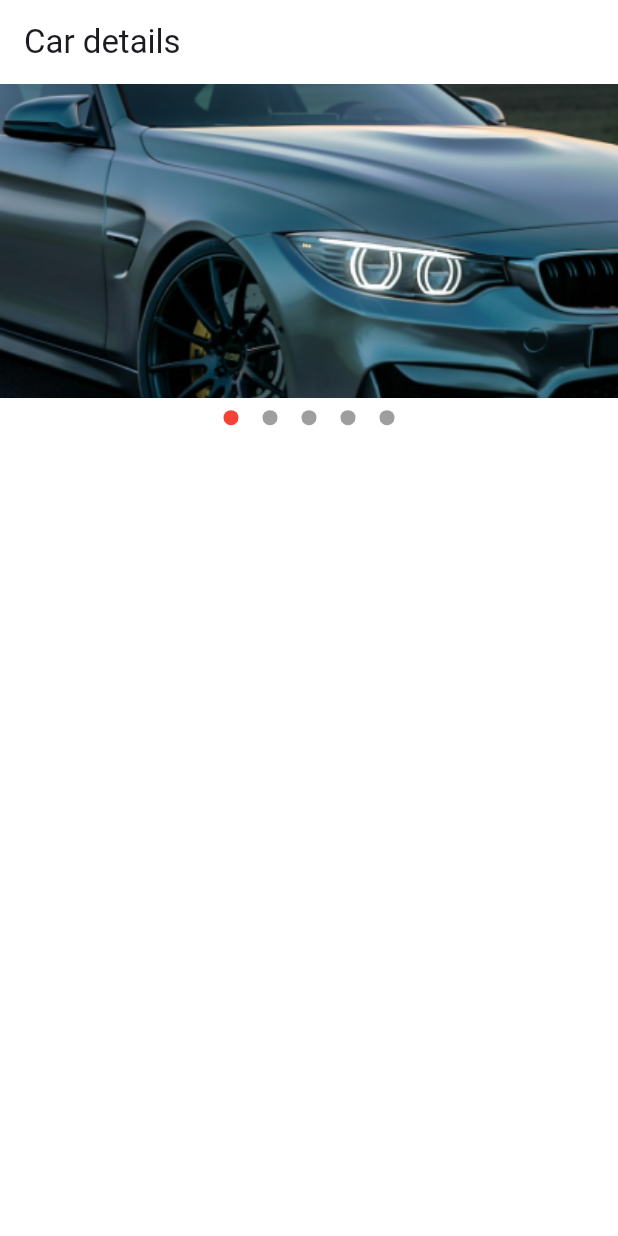
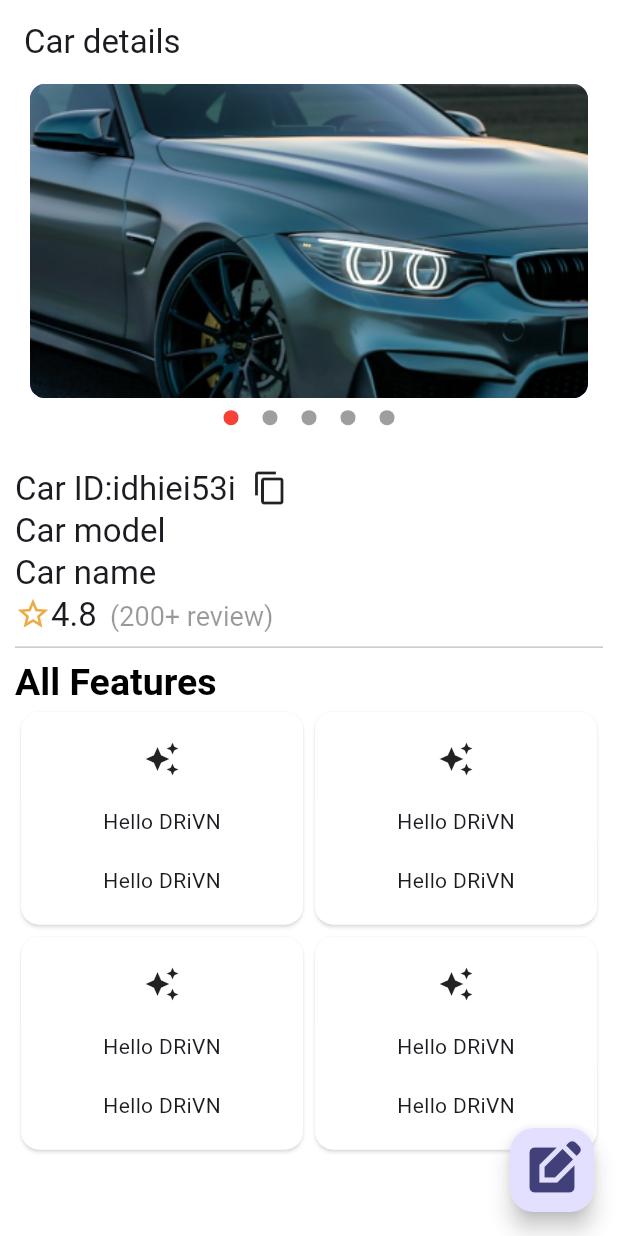
Before and after one commit to SeyramWood/drivnapp-fleetowner, a Flutter app: the screen it shows after launch, on a phone screen of 412 x 824 dp. Run offline on Flutter 3.47's test engine with Material 2 defaults, Android fonts, the phone set to English and light mode, and no system bars; our stand-ins replace intl_phone_number_input, pinput, smooth_page_indicator.

Commit message:
DRIVN23-2 car page and detail page done

```diff
--- a/lib/config/themes/light.theme.dart
+++ b/lib/config/themes/light.theme.dart
@@ -22,6 +22,7 @@ class AppLightTheme {
         ),
         textTheme: TextTheme(
           headlineLarge: TextStyle(color: white),
+          headlineMedium: TextStyle(fontSize: 22),
           headlineSmall: TextStyle(color: white, fontSize: 18),
         ));
   }
--- a/lib/features/cars/presentations/views/car.detail.dart
+++ b/lib/features/cars/presentations/views/car.detail.dart
@@ -1,5 +1,7 @@
 import 'package:drivn_app/features/cars/presentations/widget/car.carousel.dart';
 import 'package:flutter/material.dart';
+
+import '../../../../utils/constants/colors.dart';
 
 class CarDetails extends StatelessWidget {
   const CarDetails({super.key});
@@ -8,12 +10,143 @@ class CarDetails extends StatelessWidget {
   Widget build(BuildContext context) {
     return Scaffold(
       appBar: AppBar(title: Text('Car details')),
-      body: ListView(children: [
-        SizedBox(
-          height: MediaQuery.sizeOf(context).height / 3.5,
-          child: CarCarousel(),
+      body: SafeArea(
+        child: ListView(
+          shrinkWrap: true,
+          children: [
+            SizedBox(
+              height: MediaQuery.sizeOf(context).height / 3.5,
+              child: CarCarousel(),
+            ),
+            Padding(
+              padding: const EdgeInsets.symmetric(horizontal: 10.0)
+                  .copyWith(top: 20),
+              child: Column(
+                crossAxisAlignment: CrossAxisAlignment.start,
+                mainAxisSize: MainAxisSize.min,
+                children: [
+                  Row(
+                    children: [
+                      Text(
+                        'Car ID:idhiei53i  ',
+                        style: Theme.of(context).textTheme.headlineMedium,
+                      ),
+                      Icon(Icons.copy)
+                    ],
+                  ),
+                  Text(
+                    'Car model',
+                    style: Theme.of(context).textTheme.headlineMedium,
+                  ),
+                  Text(
+                    'Car name',
+                    style: Theme.of(context).textTheme.headlineMedium,
+                  ),
+                  Row(
+                    children: [
+                      Icon(
+                        Icons.star_border_outlined,
+                        color: yellow,
+                      ),
+                      RichText(
+                        text: TextSpan(children: [
+                          TextSpan(
+                            text: '4.8',
+                            style: Theme.of(context).textTheme.headlineMedium,
+                          ),
+                          TextSpan(
+                            text: '  (200+ review)',
+                            style: Theme.of(context)
+                                .textTheme
+                                .headlineSmall!
+                                .copyWith(color: black.withOpacity(.4)),
+                          )
+                        ]),
+                      )
+                    ],
+                  ),
+                  Divider(),
+                  Text(
+                    'All Features',
+                    style: Theme.of(context).textTheme.headlineLarge!.copyWith(
+                        color: black,
+                        fontWeight: FontWeight.bold,
+                        fontSize: 25),
+                  ),
+                  SizedBox(
+                    height: MediaQuery.sizeOf(context).height / 2.3,
+                    child: GridView(
+                      physics: NeverScrollableScrollPhysics(),
+                      gridDelegate: SliverGridDelegateWithMaxCrossAxisExtent(
+                        maxCrossAxisExtent: 200,
+                        mainAxisExtent: 150,
+                      ),
+                      children: [
+                        Card(
+                          color: white,
+                          shadowColor: white,
+                          child: Column(
+                            mainAxisAlignment: MainAxisAlignment.spaceEvenly,
+                            children: [
+                              Icon(Icons.auto_awesome),
+                              Text('Hello DRiVN'),
+                              Text('Hello DRiVN'),
+                            ],
+                          ),
+                        ),
+                        Card(
+                          color: white,
+                          shadowColor: white,
+                          child: Column(
+                            mainAxisAlignment: MainAxisAlignment.spaceEvenly,
+                            children: [
+                              Icon(Icons.auto_awesome),
+                              Text('Hello DRiVN'),
+                              Text('Hello DRiVN'),
+                            ],
+                          ),
+                        ),
+                        Card(
+                          color: white,
+                          shadowColor: white,
+                          child: Column(
+                            mainAxisAlignment: MainAxisAlignment.spaceEvenly,
+                            children: [
+                              Icon(Icons.auto_awesome),
+                              Text('Hello DRiVN'),
+                              Text('Hello DRiVN'),
+                            ],
+                          ),
+                        ),
+                        Card(
+                          shadowColor: white,
+                          color: white,
+                          elevation: 1,
+                          child: Column(
+                            mainAxisAlignment: MainAxisAlignment.spaceEvenly,
+                            children: [
+                              Icon(Icons.auto_awesome),
+                              Text('Hello DRiVN'),
+                              Text('Hello DRiVN'),
+                            ],
+                          ),
+                        )
+                      ],
+                    ),
+                  )
+                ],
+              ),
+            ),
+          ],
         ),
-      ]),
+      ),
+      floatingActionButton: FloatingActionButton(
+        onPressed: () {},
+        child: Icon(
+          Icons.edit_square,
+          size: 40,
+        ),
+      ),
     );
   }
 }
--- a/lib/features/cars/presentations/widget/car.carousel.dart
+++ b/lib/features/cars/presentations/widget/car.carousel.dart
@@ -41,14 +41,18 @@ class _CarCarouselState extends State<CarCarousel> {
               });
             },
             itemBuilder: (context, index) {
-              return Container(
+              return Padding(
+                padding: const EdgeInsets.symmetric(horizontal: 20.0),
+                child: Container(
                   width: MediaQuery.of(context).size.width,
                   decoration: BoxDecoration(
                     color: blue,
+                    borderRadius: BorderRadius.circular(10),
                     image: DecorationImage(
                       fit: BoxFit.cover,
                       image: AssetImage(
                         images[index],
+                      ),
                     ),
                   ),
                 ),
```
Lines whose indentation alone changed are shown as unchanged.
